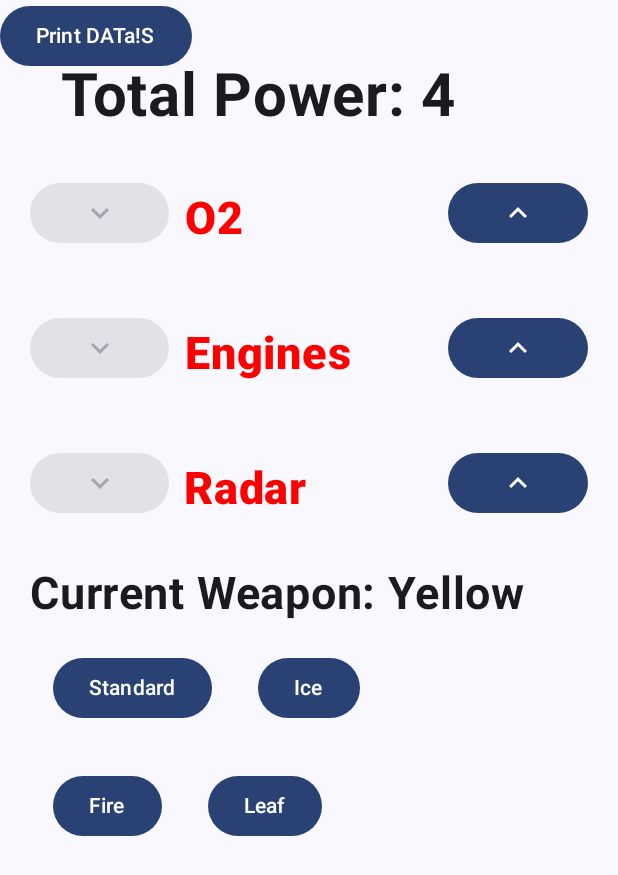
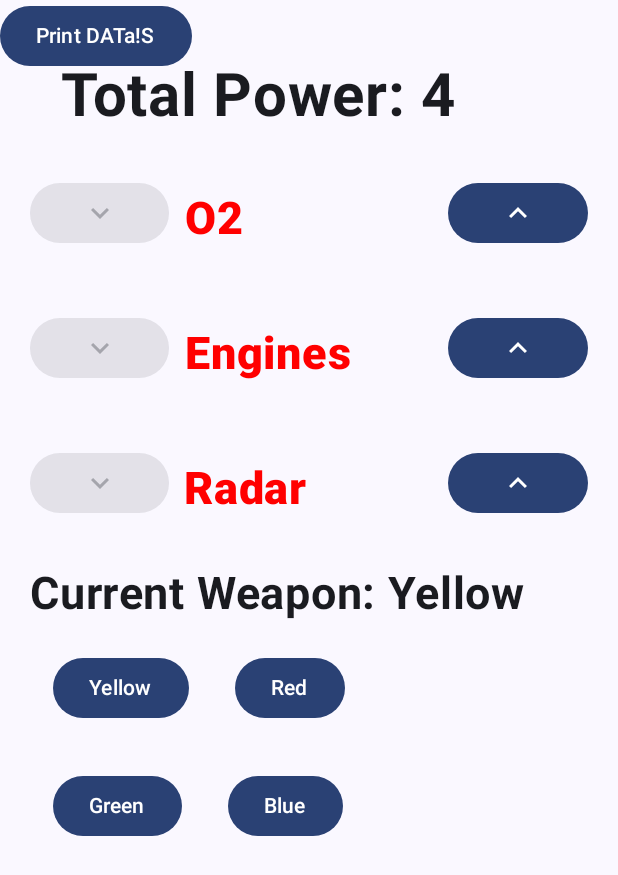
Before and after one commit to Alice-Lesmes/AsymetricalAsteroids, an Android app built with Jetpack Compose: the screen it shows after launch (MainActivity), after a tap on "Good luck...", on a phone screen of 412 x 824 dp. Shown: the top 875 px of the screen. Run offline under Robolectric (Android 15) with nearby library versions, the phone set to English and light mode, and no system bars; network calls fail; 1 statement that could not run was skipped.

```diff
--- a/Android/Phone_Client/app/src/main/java/com/example/asymetricasteroids/MainActivity.kt
+++ b/Android/Phone_Client/app/src/main/java/com/example/asymetricasteroids/MainActivity.kt
@@ -302,7 +302,7 @@ fun ElementSelect(data: Data) {
 
         Column(modifier = Modifier.fillMaxWidth()) {
             Row {
-                for (weapon in arrayOf("Standard", "Ice"))
+                for (weapon in arrayOf("Yellow", "Red"))
                     ElementalWeapon(
                         name = weapon,
                         onButtonPress = { CurrentWeapon = weapon;
@@ -310,7 +310,7 @@ fun ElementSelect(data: Data) {
                         modifier = Modifier.weight(1f))
             }
             Row {
-                for (weapon in arrayOf("Fire", "Leaf"))
+                for (weapon in arrayOf("Green", "Blue"))
                         ElementalWeapon(
                         name = weapon,
                         onButtonPress = { CurrentWeapon = weapon;
```
Also changed, not shown: 2 other files.
